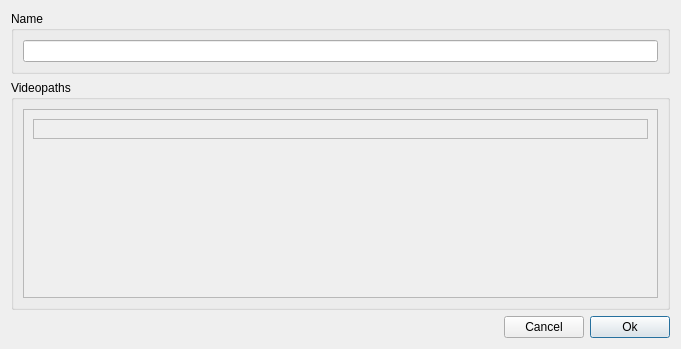
XROMMPackages/xmalab, file src/ui/ui-files/NewTrialDialog.ui: the form before one commit.
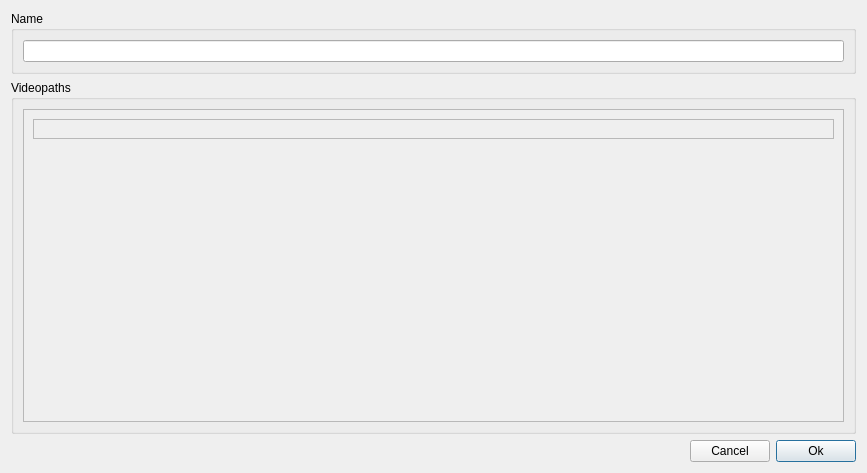
The form after the commit. Icons and pictures are not drawn.

Commit message: Changed new trial dialog to have 2 buttons, one for image-folder one for video-files

Diff of the .ui file:
```diff
--- a/src/ui/ui-files/NewTrialDialog.ui
+++ b/src/ui/ui-files/NewTrialDialog.ui
@@ -6,8 +6,8 @@
    <rect>
     <x>0</x>
     <y>0</y>
-    <width>681</width>
-    <height>349</height>
+    <width>867</width>
+    <height>473</height>
    </rect>
   </property>
   <property name="windowTitle">
@@ -61,8 +61,8 @@
           <rect>
            <x>0</x>
            <y>0</y>
-           <width>641</width>
-           <height>208</height>
+           <width>811</width>
+           <height>268</height>
           </rect>
          </property>
          <layout class="QGridLayout" name="gridLayout_2">
```
The commit also changes 6 other files.
